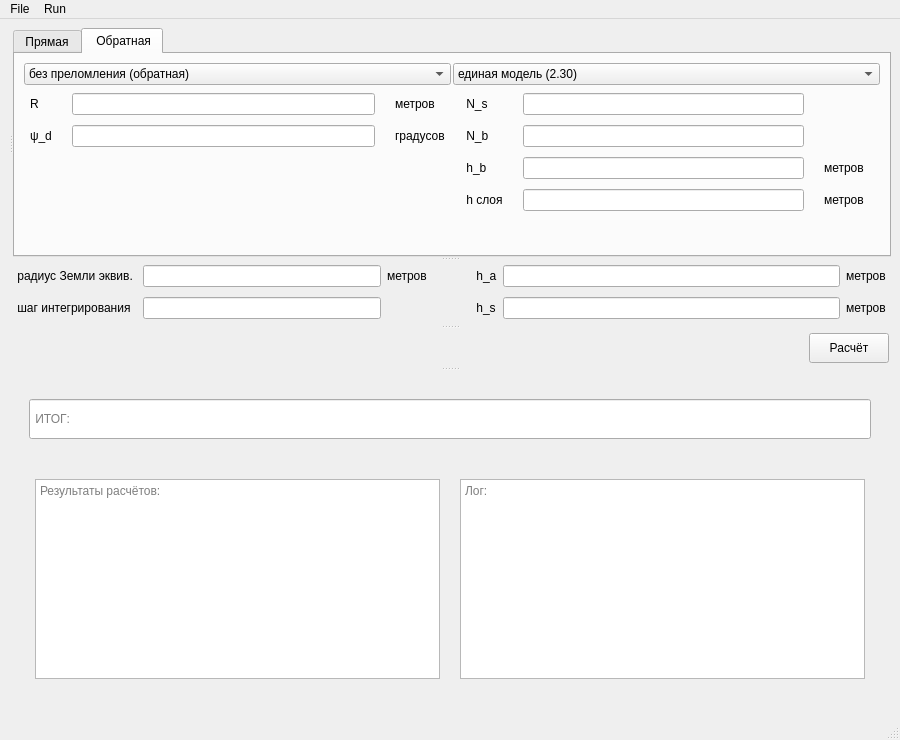
Old version of the form main/mainwindow.ui in the repository Kirikus/2024_Refraction.
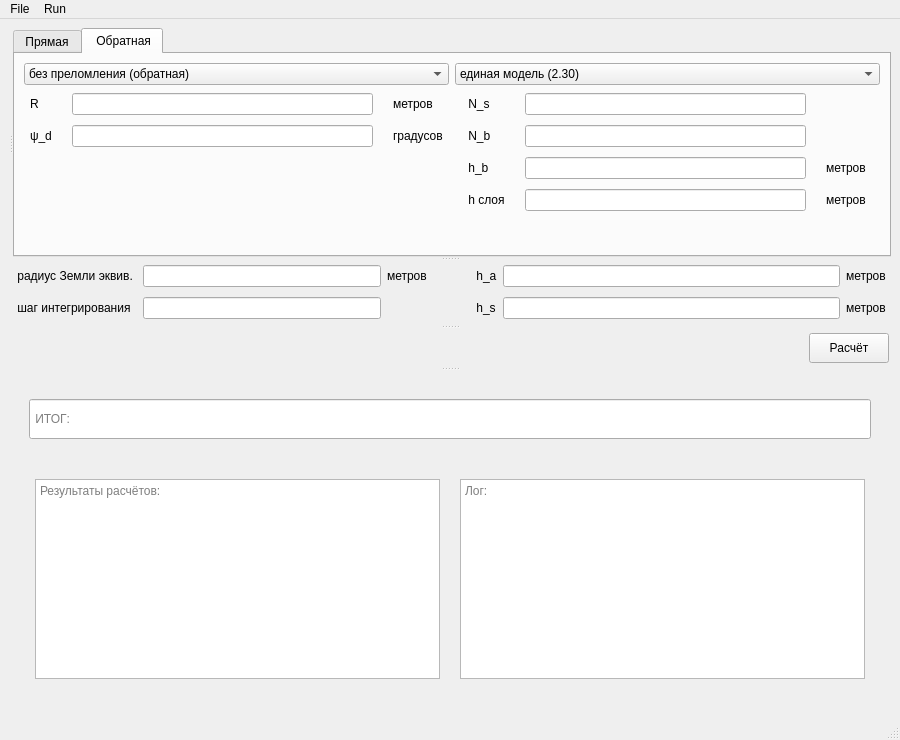
New version of the form. The open tabs and pages were chosen to show the change.

Patch:
```diff
--- a/main/mainwindow.ui
+++ b/main/mainwindow.ui
@@ -483,7 +483,7 @@
           <item>
            <layout class="QHBoxLayout" name="horizontalLayout_4">
             <property name="spacing">
-             <number>2</number>
+             <number>6</number>
             </property>
             <item>
              <layout class="QVBoxLayout" name="refractionInput_4">
```
Left out of the diff: 4 changed lines with no effect on the pictures.
